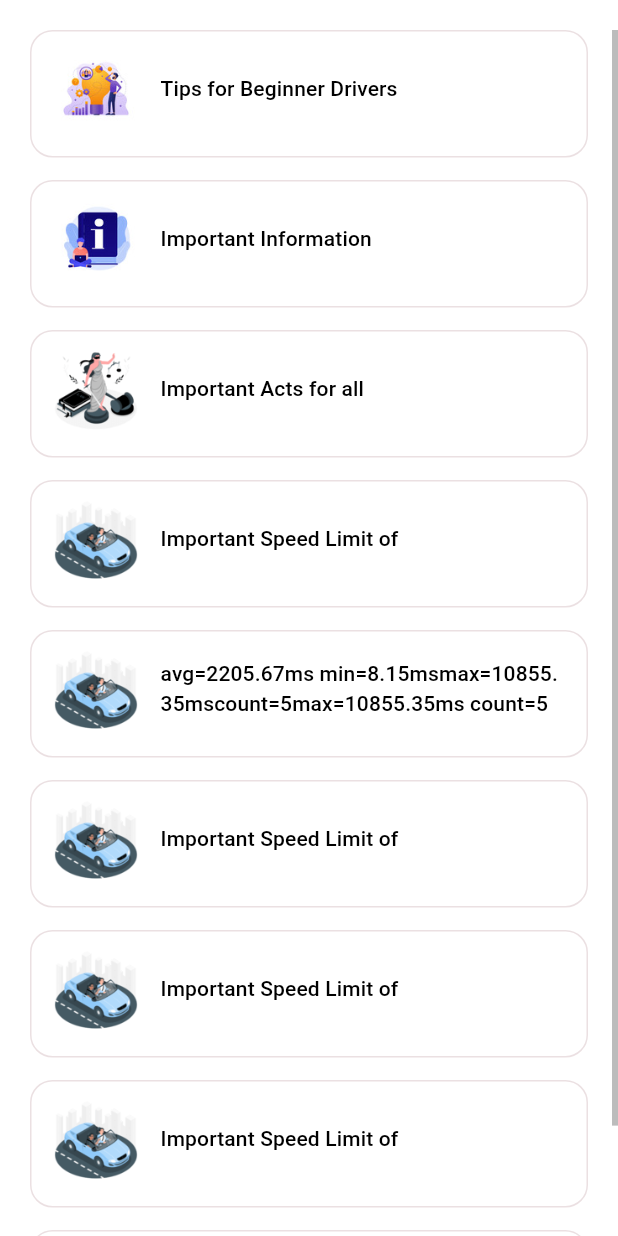
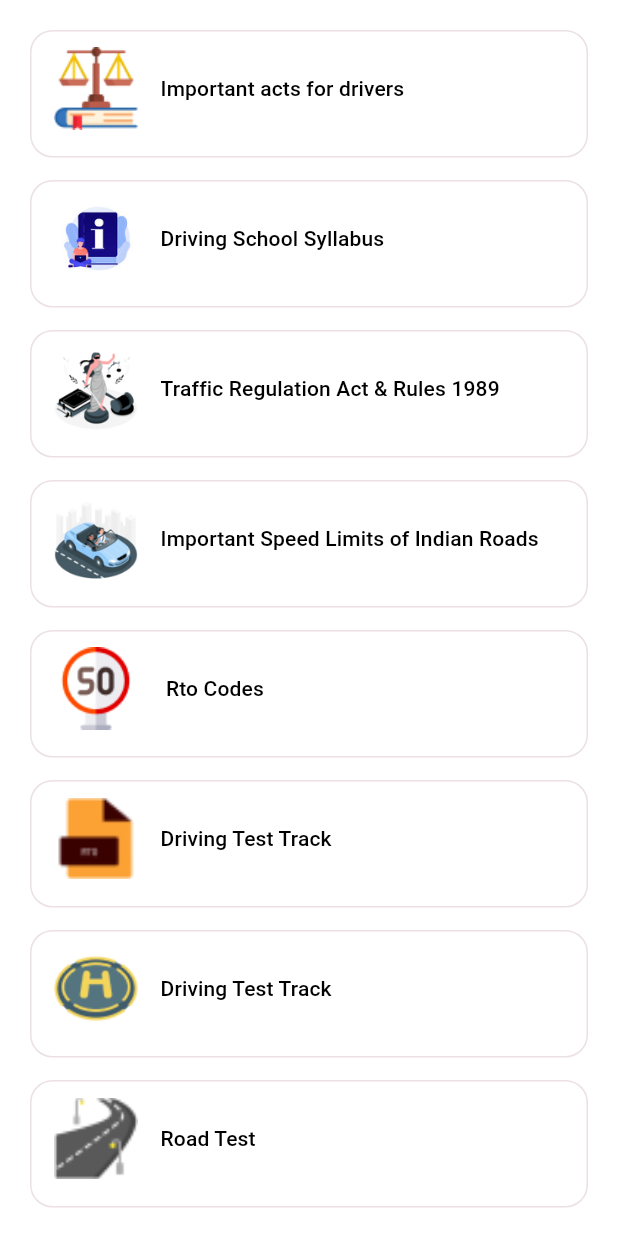
Before and after one commit to sacrilegioushero220/Learners-Choice-App, a Flutter app: the DocsScreen screen opened directly, on a phone screen of 412 x 824 dp. Run offline on Flutter 3.47's test engine with Material 3 defaults, Android fonts, the phone set to English and light mode, and no system bars; our stand-ins replace auto_size_text, cached_network_image, cloud_firestore, equatable, firebase_core, flutter_bloc and 4 more; accounts and stored records are empty; statements that could not run were skipped.

Commit message:
Docs Screen is updated

```diff
--- a/lib/Presentation/home/docs_screen.dart
+++ b/lib/Presentation/home/docs_screen.dart
@@ -1,5 +1,5 @@
 import 'package:flutter/material.dart';
-import 'package:learners_choice_app/presentation/Intro/name_screen.dart';
+
 import 'package:learners_choice_app/core/constants/text.dart';
 import 'package:learners_choice_app/core/extensions/color_extention.dart';
 import 'package:learners_choice_app/core/widgets/doc_tile.dart';
@@ -13,41 +13,36 @@ class DocsScreen extends StatelessWidget {
 
     final List<Widget> docTiles = [
       DocTile(
-        iconPath: tipsIconPath,
-        title: tipsIconlabel,
+        iconPath: acts2IconPath,
+        title: docTilelabel8,
       ),
       DocTile(
         iconPath: infoIconPath,
-        title: infoIconlabel1,
+        title: docTilelabel2,
       ),
       DocTile(
         iconPath: actsIconPath,
-        title: actsIconlabel1,
+        title: docTilelabel3,
       ),
       DocTile(
         iconPath: carIconPath,
-        title: carIconlabel1,
+        title: docTilelabel4,
       ),
       DocTile(
-        iconPath: carIconPath,
-        title:
-            "avg=2205.67ms min=8.15msmax=10855.35mscount=5max=10855.35ms count=5",
+        iconPath: speedLimitIconPath,
+        title: docTilelabel5,
       ),
       DocTile(
-        iconPath: carIconPath,
-        title: carIconlabel1,
+        iconPath: codeIconPath,
+        title: docTilelabel6,
       ),
       DocTile(
-        iconPath: carIconPath,
-        title: carIconlabel1,
+        iconPath: hTrackIconPath,
+        title: docTilelabel6,
       ),
       DocTile(
-        iconPath: carIconPath,
-        title: carIconlabel1,
-      ),
-      DocTile(
-        iconPath: carIconPath,
-        title: carIconlabel1,
+        iconPath: roadSignIconPath,
+        title: docTilelabel7,
       ),
     ];
     return Scaffold(
--- a/lib/core/constants/text.dart
+++ b/lib/core/constants/text.dart
@@ -48,14 +48,20 @@ String actsIconPath = "assets/Images/docsscreen/acts.png";
 String carIconPath = "assets/Images/docsscreen/car.png";
 String infoIconPath = "assets/Images/docsscreen/info.jpg";
 String tipsIconPath = "assets/Images/docsscreen/tips.jpg";
+String codeIconPath = "assets/Images/docsscreen/Codes.png";
+String acts2IconPath = "assets/Images/docsscreen/acts2.png";
+String speedLimitIconPath = "assets/Images/docsscreen/speedLimit.png";
+String roadSignIconPath = "assets/Images/docsscreen/RoadSign.png";
+String hTrackIconPath = "assets/Images/docsscreen/Htrack.png";
 
-String tipsIconlabel = "Tips for Beginner Drivers";
-String infoIconlabel1 = "Important Information";
-String infoIconlabel2 = "regarding DL Test";
-String actsIconlabel1 = "Important Acts for all";
-String actsIconlabel2 = "Drivers";
-String carIconlabel1 = "Important Speed Limit of";
-String carIconlabel2 = "Indian Roads";
+String docTilelabel1 = "Tips for Beginner Drivers";
+String docTilelabel2 = "Driving School Syllabus";
+String docTilelabel3 = "Traffic Regulation Act & Rules 1989";
+String docTilelabel4 = "Important Speed Limits of Indian Roads";
+String docTilelabel5 = " Rto Codes";
+String docTilelabel6 = "Driving Test Track";
+String docTilelabel7 = "Road Test";
+String docTilelabel8 = "Important acts for drivers";
 
 //InfoScreen
 String choiceIconPath = "assets/Images/choicelogo.png";
--- /dev/null
+++ b/lib/core/widgets/Docs Screen/acts_card.dart
@@ -0,0 +1,10 @@
+import 'package:flutter/material.dart';
+
+class ActsCard extends StatelessWidget {
+  const ActsCard({super.key});
+
+  @override
+  Widget build(BuildContext context) {
+    return Container();
+  }
+}
--- a/lib/core/widgets/my_custom_widgets.dart
+++ b/lib/core/widgets/my_custom_widgets.dart
@@ -16,3 +16,4 @@ export 'mock_test/question_card.dart';
 export 'mock_test/timer_count_down.dart';
 export 'name_text_field.dart';
 export 'qna_item.dart';
+export 'Docs Screen/acts_card.dart';
```
Also changed, not shown: assets/Images/docsscreen/Codes.png (renamed from assets/Images/homescreen/Codes.png), assets/Images/docsscreen/Htrack.png (added), assets/Images/docsscreen/RoadSign.png (added), assets/Images/docsscreen/acts2.png (added), assets/Images/docsscreen/speedLimit.png (added), assets/Images/homescreen/RoadSign.png.
